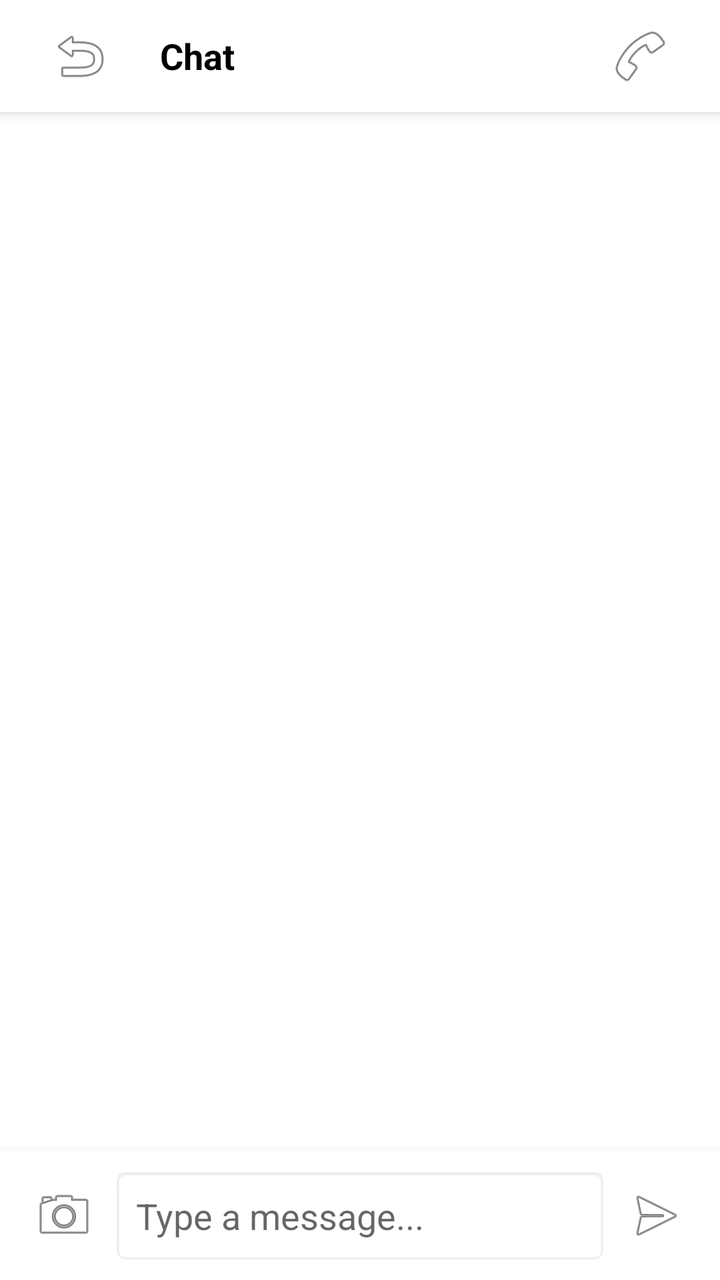
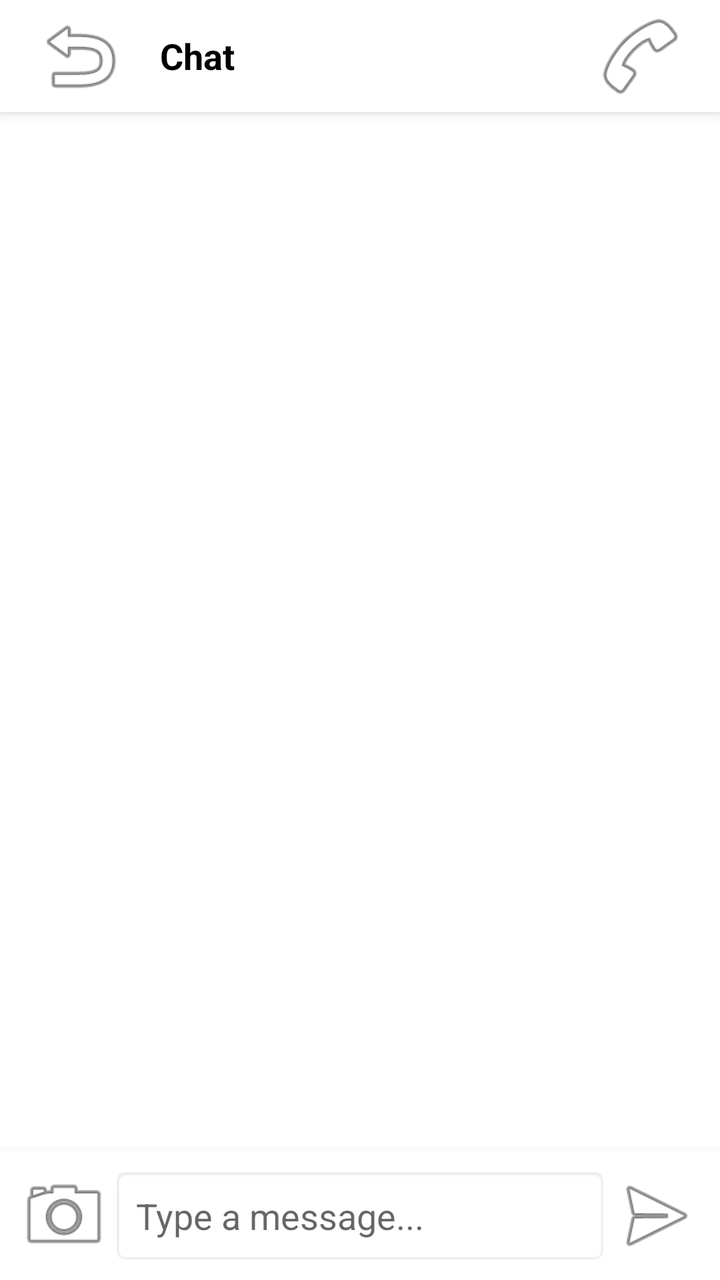

Before-and-after screenshots of an Android layout around one commit, followed by the original layout XML and the change that was made.
<!-- AndroidManifest.xml: application theme Theme.Imi -->
<!-- res/layout/activity_chat_room.xml -->
<?xml version="1.0" encoding="utf-8"?>
<LinearLayout xmlns:android="http://schemas.android.com/apk/res/android"
    android:layout_width="match_parent"
    android:layout_height="match_parent"
    android:orientation="vertical"
    android:background="@color/white">

    <RelativeLayout
        android:layout_width="match_parent"
        android:layout_height="?attr/actionBarSize"
        android:paddingHorizontal="16dp"
        android:background="@color/white"
        android:elevation="4dp">

        <ImageButton
            android:id="@+id/btnBack"
            android:layout_width="48dp"
            android:layout_height="48dp"
            android:layout_centerVertical="true"
            android:background="?attr/selectableItemBackgroundBorderless"
            android:src="@android:drawable/ic_menu_revert" />

        <TextView
            android:id="@+id/tvChatTitle"
            android:layout_width="wrap_content"
            android:layout_height="wrap_content"
            android:layout_centerVertical="true"
            android:layout_toEndOf="@id/btnBack"
            android:layout_marginStart="16dp"
            android:text="Chat"
            android:textColor="@color/black"
            android:textSize="18sp"
            android:textStyle="bold" />

        <ImageButton
            android:id="@+id/btnCall"
            android:layout_width="48dp"
            android:layout_height="48dp"
            android:layout_alignParentEnd="true"
            android:layout_centerVertical="true"
            android:background="?attr/selectableItemBackgroundBorderless"
            android:src="@android:drawable/ic_menu_call" />

    </RelativeLayout>

    <androidx.recyclerview.widget.RecyclerView
        android:id="@+id/rvMessages"
        android:layout_width="match_parent"
        android:layout_height="0dp"
        android:layout_weight="1"
        android:clipToPadding="false"
        android:padding="8dp" />

    <LinearLayout
        android:layout_width="match_parent"
        android:layout_height="wrap_content"
        android:orientation="horizontal"
        android:padding="8dp"
        android:background="@color/white"
        android:elevation="8dp">

        <ImageButton
            android:id="@+id/btnAttach"
            android:layout_width="48dp"
            android:layout_height="48dp"
            android:background="?attr/selectableItemBackgroundBorderless"
            android:src="@android:drawable/ic_menu_camera" />

        <EditText
            android:id="@+id/etMessage"
            android:layout_width="0dp"
            android:layout_height="wrap_content"
            android:layout_weight="1"
            android:layout_gravity="center_vertical"
            android:hint="Type a message..."
            android:maxLines="4"
            android:padding="12dp"
            android:background="@android:drawable/editbox_background" />

        <ImageButton
            android:id="@+id/btnSend"
            android:layout_width="48dp"
            android:layout_height="48dp"
            android:background="?attr/selectableItemBackgroundBorderless"
            android:src="@android:drawable/ic_menu_send" />

    </LinearLayout>

</LinearLayout>
<!-- resources referenced by this layout -->
<resources>
  <color name="black">#000000</color>
  <color name="white">#FFFFFF</color>
  <style name="Theme.Imi" parent="Theme.MaterialComponents.DayNight.NoActionBar">
          <item name="colorPrimary">@color/primary</item>
          <item name="colorPrimaryDark">@color/primary_dark</item>
          <item name="colorAccent">@color/accent</item>
          <item name="android:statusBarColor">@color/white</item>
          <item name="android:windowLightStatusBar">true</item>
      </style>
  <color name="primary">#2AABEE</color>
  <color name="primary_dark">#229ED9</color>
  <color name="accent">#00C853</color>
</resources>

<!-- the commit's change to res/layout/activity_chat_room.xml (unified diff, before → after) -->
@@ -12,8 +12,8 @@
         android:background="@color/white"
         android:elevation="4dp">
 
-        <ImageButton
-            android:id="@+id/btnBack"
+        <ImageView
+            android:id="@+id/btnChatBack"
             android:layout_width="48dp"
             android:layout_height="48dp"
             android:layout_centerVertical="true"
@@ -25,14 +25,14 @@
             android:layout_width="wrap_content"
             android:layout_height="wrap_content"
             android:layout_centerVertical="true"
-            android:layout_toEndOf="@id/btnBack"
+            android:layout_toEndOf="@id/btnChatBack"
             android:layout_marginStart="16dp"
             android:text="Chat"
             android:textColor="@color/black"
             android:textSize="18sp"
             android:textStyle="bold" />
 
-        <ImageButton
+        <ImageView
             android:id="@+id/btnCall"
             android:layout_width="48dp"
             android:layout_height="48dp"
@@ -59,7 +59,7 @@
         android:background="@color/white"
         android:elevation="8dp">
 
-        <ImageButton
+        <ImageView
             android:id="@+id/btnAttach"
             android:layout_width="48dp"
             android:layout_height="48dp"
@@ -67,7 +67,7 @@
             android:src="@android:drawable/ic_menu_camera" />
 
         <EditText
-            android:id="@+id/etMessage"
+            android:id="@+id/etMessageInput"
             android:layout_width="0dp"
             android:layout_height="wrap_content"
             android:layout_weight="1"
@@ -77,8 +77,8 @@
             android:padding="12dp"
             android:background="@android:drawable/editbox_background" />
 
-        <ImageButton
-            android:id="@+id/btnSend"
+        <ImageView
+            android:id="@+id/btnSendMessage"
             android:layout_width="48dp"
             android:layout_height="48dp"
             android:background="?attr/selectableItemBackgroundBorderless"
